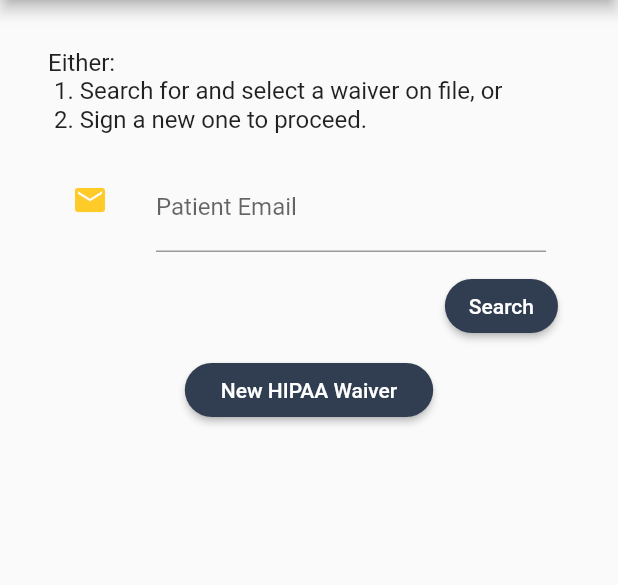
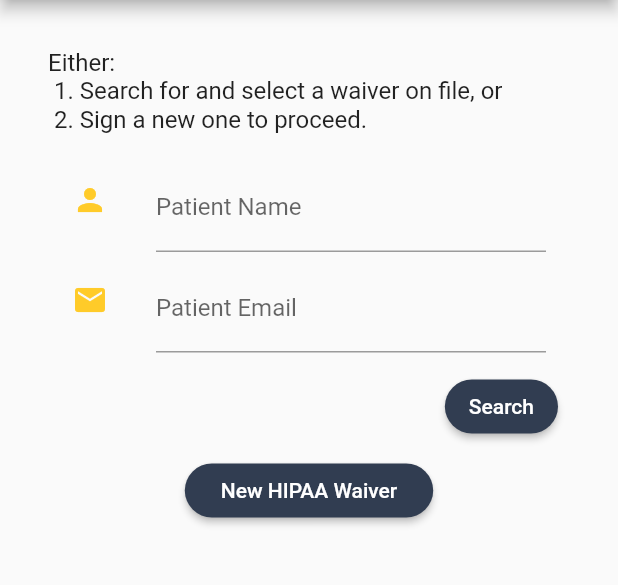
Before and after one commit to RyanRemer/project_apraxia, a Flutter app: the SelectWaiverPage screen opened directly, on a phone screen of 412 x 824 dp, the part 84-669 px from its top. Run offline on Flutter 3.47's test engine with Material 2 defaults, Android fonts, the phone set to English and light mode, and no system bars; our stand-ins replace intl_phone_number_input, signature; missing offline and left inert: amazon_cognito_identity_dart_2, audioplayer.

Commit message:
Finish refactoring WaiverSearchForm

```diff
--- a/lib/page/SelectTestPage.dart
+++ b/lib/page/SelectTestPage.dart
@@ -243,7 +243,8 @@ class _SelectTestPageState extends State<SelectTestPage> {
   Future<List<dynamic>> loadPatients(String subjectEmail) async {
     HttpConnector connector = new HttpConnector.instance();
     try {
-      List<dynamic> result = await connector.getWaiversOnFile(subjectEmail.trim().toLowerCase());
+//      List<dynamic> result = await connector.getWaiverOnFile(subjectEmail.trim().toLowerCase());
+      List<dynamic> result = List<dynamic>(0);
       return result;
     } on ServerConnectionException catch (e) {
       ErrorDialog dialog = new ErrorDialog(context);
--- a/lib/widget/form/WaiverSearchForm.dart
+++ b/lib/widget/form/WaiverSearchForm.dart
@@ -16,9 +16,10 @@ class _WaiverSearchFormState extends State<WaiverSearchForm> {
 
   static final _formKey = new GlobalKey<FormState>();
   final Function(Map<String, String>, BuildContext context) onSelect;
-  List<Map<String, String>> _waivers;
+  Map<String, String> _waiver;
+  Map<String, String> _selectedWaiver;
   String _patientEmail;
-  Map<String, String> _selectedWaiver;
+  String _patientName;
 
   @override
   Widget build(BuildContext context) {
@@ -26,6 +27,20 @@ class _WaiverSearchFormState extends State<WaiverSearchForm> {
       key: _formKey,
       child: Column(
         children: <Widget>[
+          ListTile(
+            leading: Icon(Icons.person),
+            title: TextFormField(
+              initialValue: _patientName,
+              keyboardType: TextInputType.text,
+              decoration: InputDecoration(labelText: "Patient Name"),
+              onChanged: (String value) {
+                _patientName = value;
+              },
+              validator: (String value) {
+                return FormValidator.isValidName(value);
+              },
+            ),
+          ),
           ListTile(
             leading: Icon(Icons.email),
             title: TextFormField(
@@ -53,46 +68,22 @@ class _WaiverSearchFormState extends State<WaiverSearchForm> {
           ),
           Builder(
             builder: (BuildContext context) {
-              if (_waivers == null) {
+              if (_waiver == null) {
                 return Container();
-              } else if (_waivers.isEmpty) {
+              } else if (_waiver.keys.length == 0) {
                 return Padding(
                   padding: const EdgeInsets.all(16.0),
                   child: Text("No Waivers Found"),
                 );
               } else {
-                final double screenHeight = MediaQuery.of(context).size.height;
-                return Padding(
-                  padding: EdgeInsets.only(top: 24.0, bottom: 24.0),
-                  child: DecoratedBox(
-                    decoration: BoxDecoration(
-                        border: Border.all(
-                          color: Theme.of(context).colorScheme.primaryVariant,
-                          width: 1,
-                          style: BorderStyle.solid,
-                        )
-                    ),
-                    child: SizedBox(
-                      height: screenHeight * 0.35,
-                      child: Scrollbar(
-                        child: ListView.builder(
-                          itemCount: _waivers.length,
-                          itemBuilder: (BuildContext context, int index) {
-                            Map<String, String> waiver = _waivers[index];
-                            return RadioListTile(
-                              title: Text("Name: ${waiver["subjectName"]}"),
-                              subtitle: Text("Date Signed: ${waiver["date"]}"),
-                              onChanged: (Map<String, String> value) {
-                                _selectWaiver(waiver);
-                              },
-                              groupValue: _selectedWaiver,
-                              value: waiver,
-                            );
-                          },
-                        ),
-                      )
-                    ),
-                  )
+                return RadioListTile(
+                  title: Text("Name: ${_waiver["subjectName"]}"),
+                  subtitle: Text("Date Signed: ${_waiver["date"]}"),
+                  onChanged: (Map<String, String> value) {
+                    _selectWaiver(_waiver);
+                  },
+                  groupValue: _selectedWaiver,
+                  value: _waiver,
                 );
               }
             }
@@ -115,17 +106,17 @@ class _WaiverSearchFormState extends State<WaiverSearchForm> {
   Future<void> _search() async {
     if (_formKey.currentState.validate()) {
       _formKey.currentState.save();
-      List<Map<String, String>> patientWaivers = await _loadWaivers(_patientEmail);
+      Map<String, String> patientWaivers = await _loadWaivers(_patientEmail, _patientName);
       setState(() {
-        _waivers = patientWaivers;
+        _waiver = patientWaivers;
       });
     }
   }
 
-  Future<List<Map<String, String>>> _loadWaivers(String subjectEmail) async {
+  Future<Map<String, String>> _loadWaivers(String subjectEmail, String subjectName) async {
     HttpConnector connector = new HttpConnector.instance();
     try {
-      List<Map<String, String>> result = await connector.getWaiversOnFile(subjectEmail.trim().toLowerCase());
+      Map<String, String> result = await connector.getWaiverOnFile(subjectEmail.trim().toLowerCase(), subjectName.trim());
       return result;
     } on ServerConnectionException catch (e) {
       ErrorDialog dialog = new ErrorDialog(context);
```
Also changed, not shown: lib/controller/HttpConnector.dart (+10 -12 lines).
